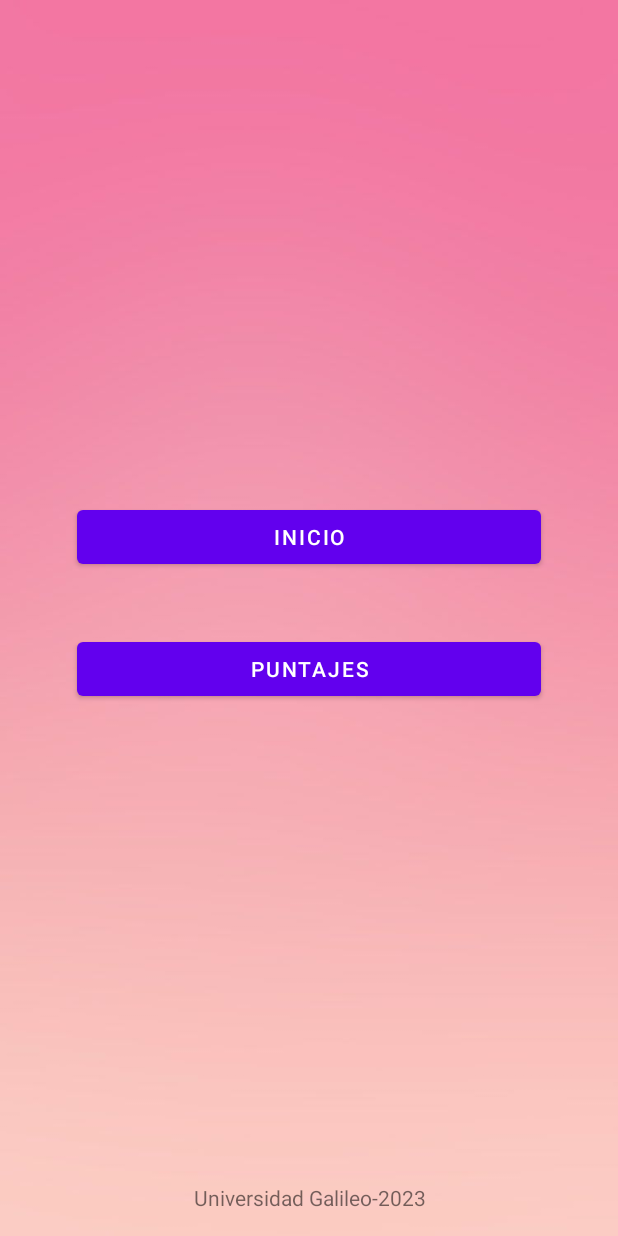
After one commit to Rsierra-X/Kotlin, an Android app: the layout activity_segunda.xml on its own in the app's theme, with its tools: preview values and no code run, on a phone screen of 412 x 824 dp. The commit adds this screen. Run offline under Robolectric (Android 15) with nearby library versions, the phone set to English and light mode, and no system bars.

Commit message:
setting UI second page

```diff
--- /dev/null
+++ b/week-1-pv5/app/src/main/res/layout/activity_segunda.xml
@@ -0,0 +1,41 @@
+<?xml version="1.0" encoding="utf-8"?>
+<androidx.constraintlayout.widget.ConstraintLayout xmlns:android="http://schemas.android.com/apk/res/android"
+                                                   android:layout_width="match_parent"
+                                                   android:layout_height="match_parent"
+                                                   android:background="@drawable/back_init"
+                                                   android:padding="16dp">
+    <LinearLayout
+            android:orientation="vertical"
+            android:layout_width="match_parent"
+            android:layout_height="match_parent">
+        <LinearLayout
+                android:orientation="vertical"
+                android:layout_width="match_parent"
+                android:layout_height="0dp"
+                android:layout_weight="2"
+                android:padding="15dp"
+                android:gravity="center">
+            <Button
+                    android:text="@string/home"
+                    android:layout_width="match_parent"
+                    android:layout_height="wrap_content"
+                    android:layout_margin="20dp"
+                    android:id="@+id/button"/>
+            <Button
+                    android:text="@string/score"
+                    android:layout_width="match_parent"
+                    android:layout_height="wrap_content"
+                    android:layout_margin="20dp"
+                    android:id="@+id/button2" />
+        </LinearLayout>
+
+
+        <TextView
+                android:layout_width="match_parent"
+                android:layout_height="wrap_content"
+                android:id="@+id/textView"
+                android:text="@string/university"
+                android:textAlignment="center"/>
+    </LinearLayout>
+
+</androidx.constraintlayout.widget.ConstraintLayout>
--- a/week-1-pv5/app/src/main/res/values/strings.xml
+++ b/week-1-pv5/app/src/main/res/values/strings.xml
@@ -6,4 +6,6 @@
     <string name="user">Usuario</string>
     <string name="login">Login</string>
     <string name="register">Register</string>
+    <string name="home">Inicio</string>
+    <string name="score">Puntajes</string>
 </resources>
```
Also changed, not shown: week-1-pv5/app/src/main/res/drawable/back_init.jpg (added).
